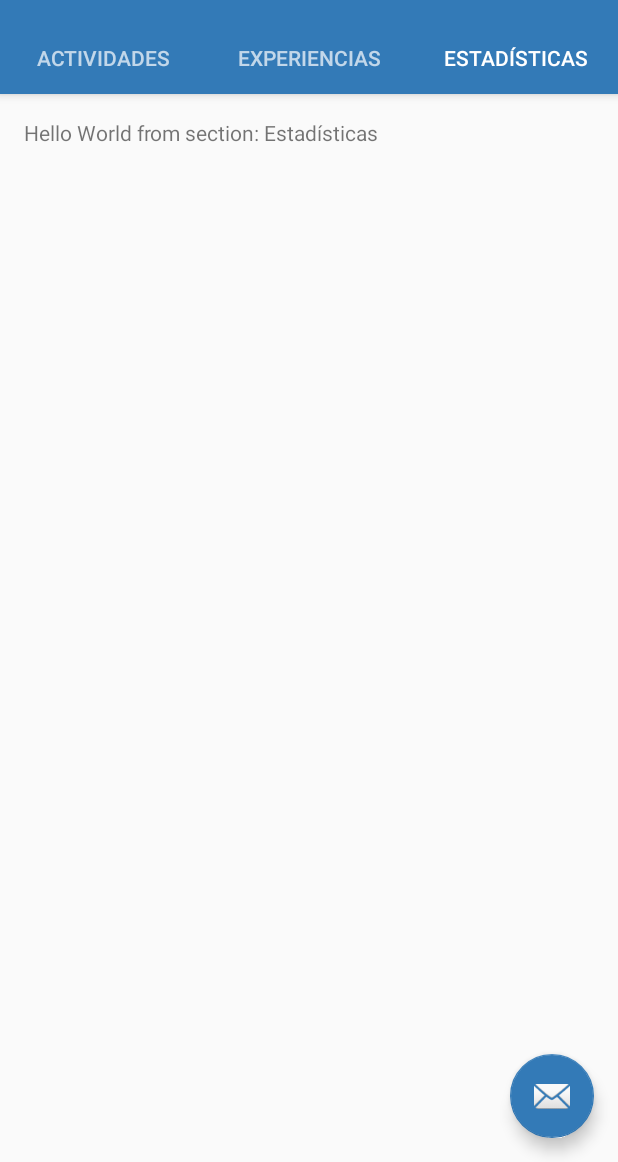
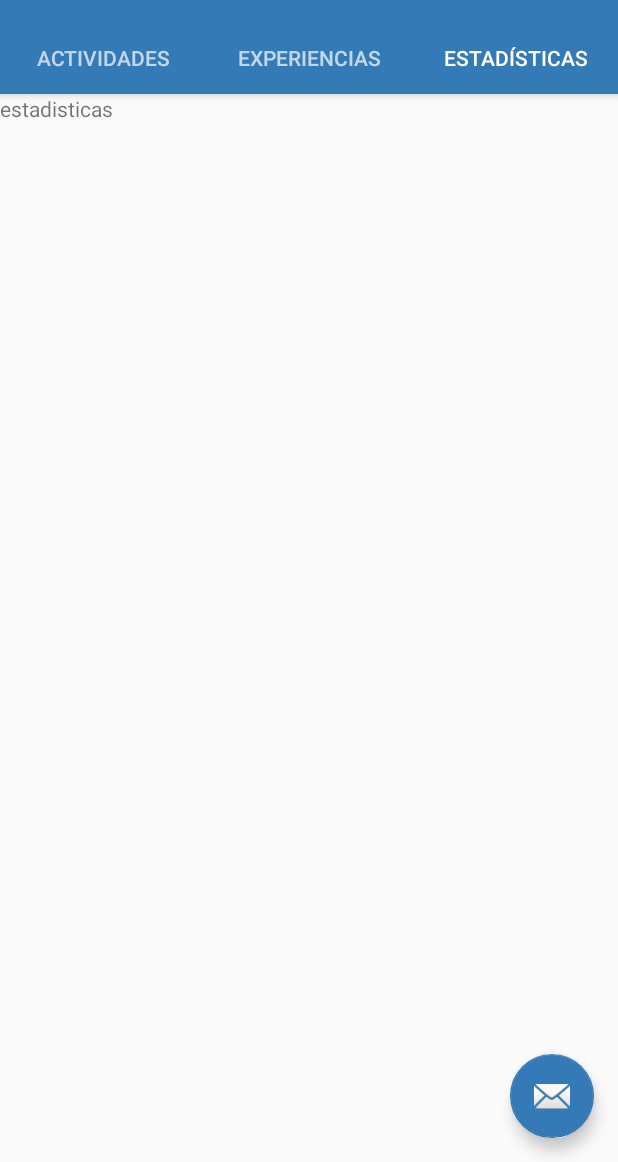
Before and after one commit to cmadrid/ActiveDad, an Android app: the MainActivity screen opened directly, with no data from a screen before it, tab 3 chosen, on a phone screen of 412 x 824 dp, the part 74-1236 px from its top. Run offline under Robolectric (Android 15) with nearby library versions, the phone set to English and light mode, and no system bars.

Commit message:
añadiendo fragments por pestañas

```diff
--- a/app/build.gradle
+++ b/app/build.gradle
@@ -22,7 +22,8 @@ android {
 dependencies {
     compile fileTree(dir: 'libs', include: ['*.jar'])
     testCompile 'junit:junit:4.12'
+    compile files('libs/ksoap2-android-assembly-3.3.0-jar-with-dependencies.jar')
     compile 'com.android.support:appcompat-v7:23.1.1'
     compile 'com.android.support:design:23.1.1'
-    compile files('libs/ksoap2-android-assembly-3.3.0-jar-with-dependencies.jar')
+    compile 'com.android.support:support-v4:23.1.1'
 }
--- a/app/src/main/java/ec/edu/espol/integradora/dadtime/MainActivity.java
+++ b/app/src/main/java/ec/edu/espol/integradora/dadtime/MainActivity.java
@@ -2,9 +2,6 @@ package ec.edu.espol.integradora.dadtime;
 
 import android.app.Activity;
 import android.app.AlertDialog;
-import android.app.Notification;
-import android.app.NotificationManager;
-import android.app.PendingIntent;
 import android.content.Context;
 import android.content.DialogInterface;
 import android.content.Intent;
@@ -26,7 +23,10 @@ import android.view.View;
 import android.view.ViewGroup;
 
 import android.widget.TextView;
-import android.widget.Toast;
+
+import layout.FragmentActivities;
+import layout.FragmentExperiences;
+import layout.FragmentStatistics;
 
 public class MainActivity extends AppCompatActivity {
 
@@ -182,16 +182,23 @@ public class MainActivity extends AppCompatActivity {
         public Fragment getItem(int position) {
             // getItem is called to instantiate the fragment for the given page.
             // Return a PlaceholderFragment (defined as a static inner class below).
+            Fragment fragment;
             switch (position)
             {
                 case 0:
-
+                    fragment = FragmentActivities.newInstance();
+                    break;
                 case 1:
-
+                    fragment = FragmentExperiences.newInstance();
+                    break;
                 case 2:
-
+                    fragment = FragmentStatistics.newInstance();
+                    break;
+                default:
+                    fragment = PlaceholderFragment.newInstance(getPageTitle(position));
+                    break;
             }
-            return PlaceholderFragment.newInstance(getPageTitle(position));
+            return fragment;
         }
 
         @Override
--- /dev/null
+++ b/app/src/main/java/layout/FragmentActivities.java
@@ -0,0 +1,35 @@
+package layout;
+
+
+import android.os.Bundle;
+import android.support.v4.app.Fragment;
+import android.view.LayoutInflater;
+import android.view.View;
+import android.view.ViewGroup;
+
+import ec.edu.espol.integradora.dadtime.R;
+
+/**
+ * A simple {@link Fragment} subclass.
+ */
+public class FragmentActivities extends Fragment {
+
+
+    public FragmentActivities() {
+        // Required empty public constructor
+    }
+
+    public static FragmentActivities newInstance() {
+        FragmentActivities fragment = new FragmentActivities();
+        return fragment;
+    }
+
+
+    @Override
+    public View onCreateView(LayoutInflater inflater, ViewGroup container,
+                             Bundle savedInstanceState) {
+        // Inflate the layout for this fragment
+        return inflater.inflate(R.layout.fragment_activities, container, false);
+    }
+
+}
--- /dev/null
+++ b/app/src/main/java/layout/FragmentExperiences.java
@@ -0,0 +1,34 @@
+package layout;
+
+
+import android.os.Bundle;
+import android.support.v4.app.Fragment;
+import android.view.LayoutInflater;
+import android.view.View;
+import android.view.ViewGroup;
+
+import ec.edu.espol.integradora.dadtime.R;
+
+/**
+ * A simple {@link Fragment} subclass.
+ */
+public class FragmentExperiences extends Fragment {
+
+
+    public FragmentExperiences() {
+        // Required empty public constructor
+    }
+
+    public static FragmentExperiences newInstance() {
+        FragmentExperiences fragment = new FragmentExperiences();
+        return fragment;
+    }
+
+    @Override
+    public View onCreateView(LayoutInflater inflater, ViewGroup container,
+                             Bundle savedInstanceState) {
+        // Inflate the layout for this fragment
+        return inflater.inflate(R.layout.fragment_experiences, container, false);
+    }
+
+}
--- /dev/null
+++ b/app/src/main/res/layout/fragment_statistics.xml
@@ -0,0 +1,13 @@
+<FrameLayout xmlns:android="http://schemas.android.com/apk/res/android"
+    xmlns:tools="http://schemas.android.com/tools"
+    android:layout_width="match_parent"
+    android:layout_height="match_parent"
+    tools:context="layout.FragmentStatistics">
+
+    <!-- TODO: Update blank fragment layout -->
+    <TextView
+        android:layout_width="match_parent"
+        android:layout_height="match_parent"
+        android:text="estadisticas" />
+
+</FrameLayout>
```
Also changed, not shown: app/src/main/java/layout/FragmentStatistics.java (added, +34 -0 lines), app/src/main/res/layout/fragment_activities.xml (added, +13 -0 lines), app/src/main/res/layout/fragment_experiences.xml (added, +13 -0 lines).
